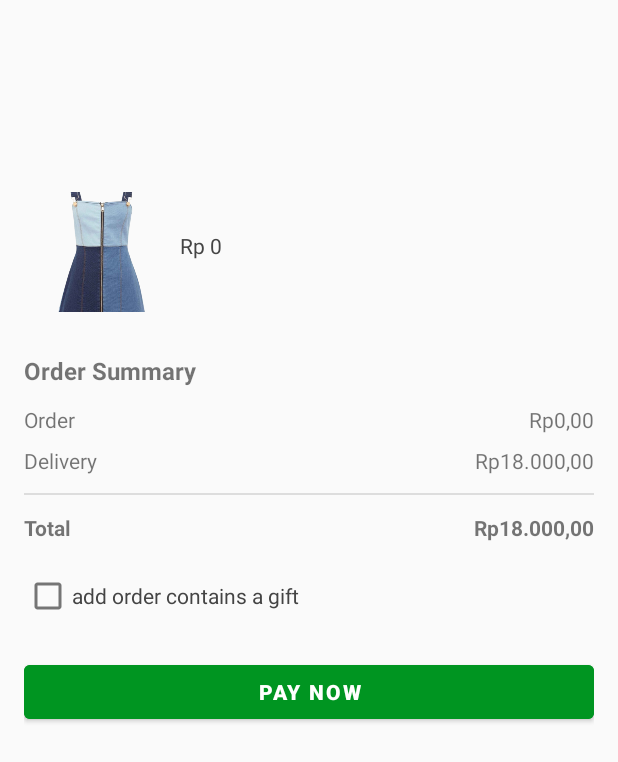
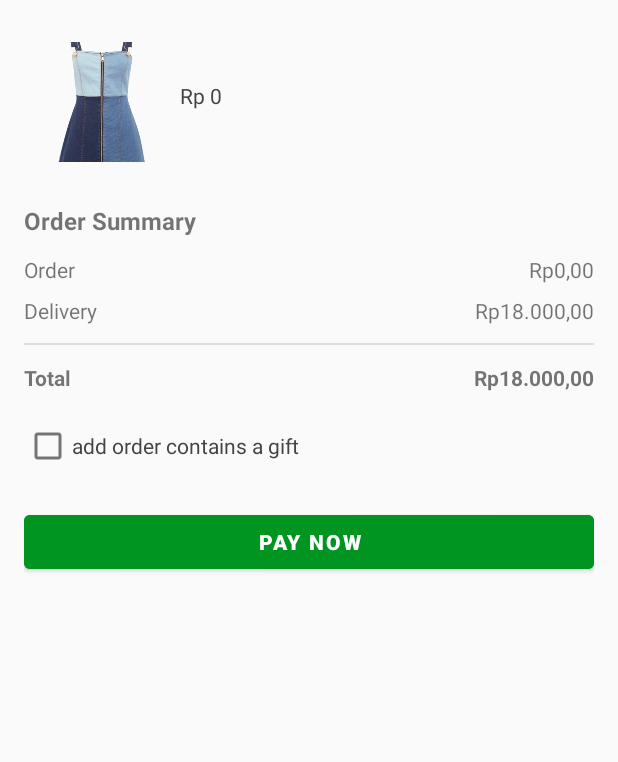
Before and after one commit to Vinola-Lorencia/ReWeave, an Android app: the CheckOutActivity screen opened directly, with no data from a screen before it, on a phone screen of 412 x 824 dp. Shown: the top 762 px of the screen. Run offline under Robolectric (Android 15) with nearby library versions, the phone set to English and light mode, and no system bars; libraries missing offline, so code that uses them is left out: io.realm; Roboto replaces fonts that are not available here; 2 statements that could not run were skipped.

Commit message:
Perbaikan marketpace 6

```diff
--- a/app/src/main/res/layout/activity_check_out.xml
+++ b/app/src/main/res/layout/activity_check_out.xml
@@ -16,7 +16,7 @@
         <LinearLayout
             android:layout_width="match_parent"
             android:layout_height="wrap_content"
-            android:layout_marginTop="100dp"
+
             android:orientation="horizontal"
             android:padding="12dp"
             android:elevation="2dp"
--- a/app/src/main/res/layout/activity_check_out_cart.xml
+++ b/app/src/main/res/layout/activity_check_out_cart.xml
@@ -12,7 +12,7 @@
         android:id="@+id/listViewCheckoutItems"
         android:layout_width="match_parent"
         android:layout_height="0dp"
-        android:layout_marginTop="100dp"
+
         android:layout_weight="1"
         android:divider="@android:color/transparent"
         android:dividerHeight="12dp" />
--- a/app/src/main/res/layout/activity_keranjang.xml
+++ b/app/src/main/res/layout/activity_keranjang.xml
@@ -15,7 +15,7 @@
         android:layout_width="match_parent"
         android:layout_height="0dp"
         android:layout_weight="1"
-        android:layout_marginTop="100dp"
+
         android:divider="@android:color/transparent"
         android:dividerHeight="8dp" />
 
```
